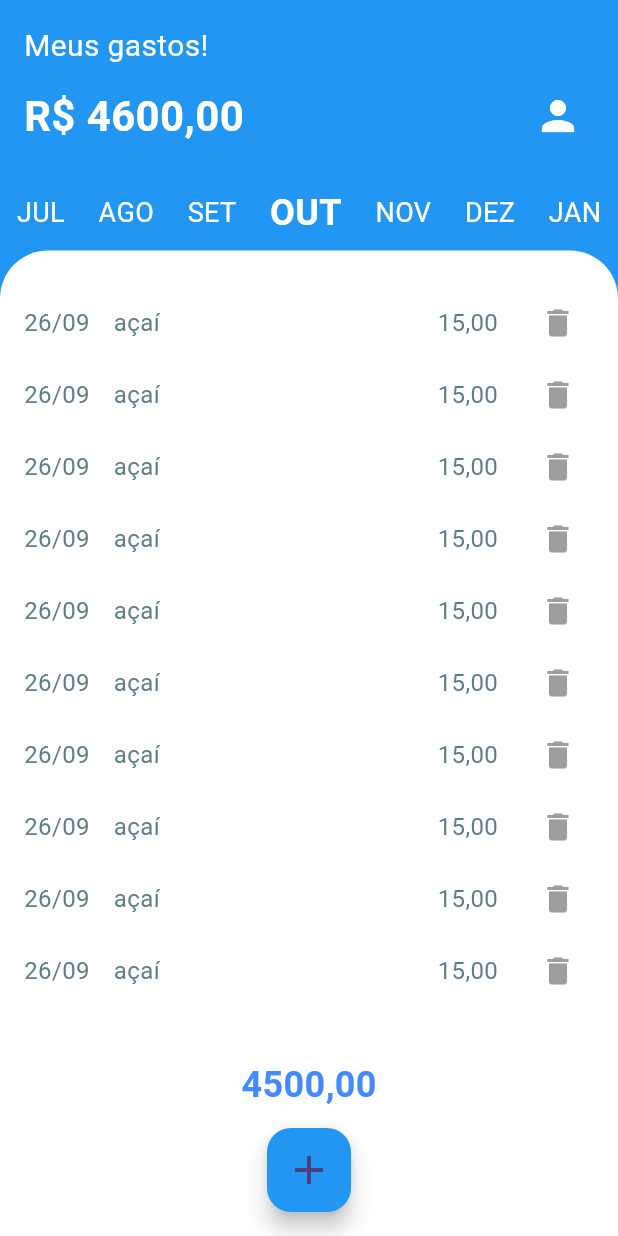
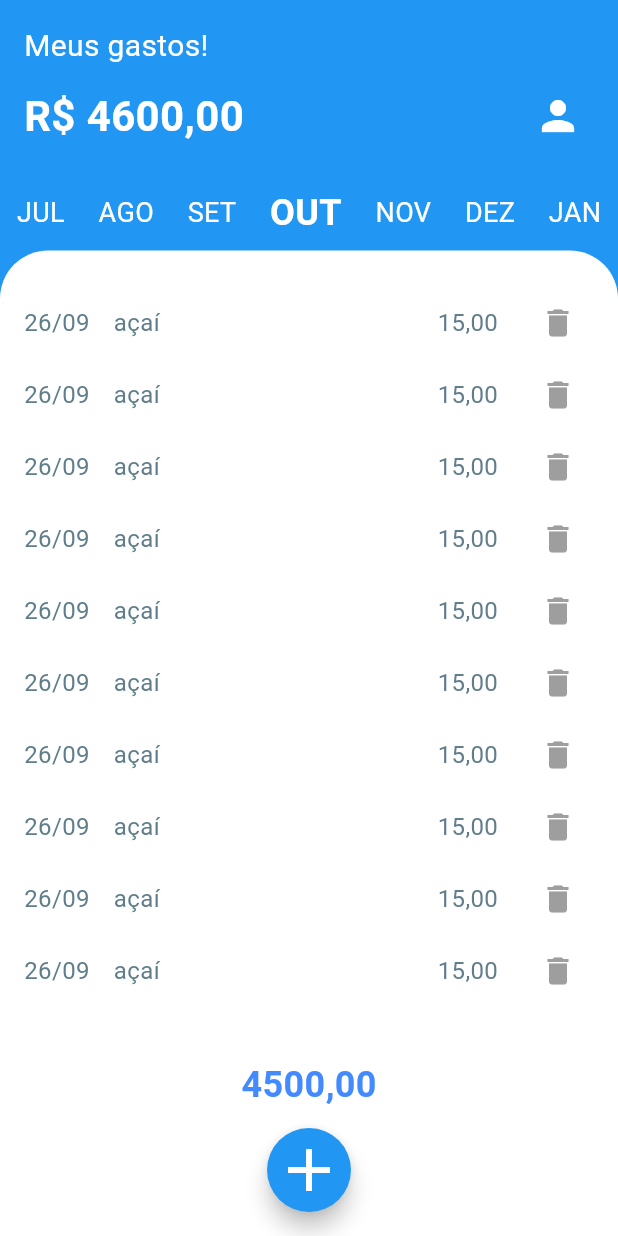
Before and after one commit to RodrigoFigueiredo346/counter, a Flutter app: the screen it shows after launch, on a phone screen of 412 x 824 dp. Run offline on Flutter 3.47's test engine with Material 3 defaults, Android fonts, the phone set to English and light mode, and no system bars.

Commit message:
refactor: ajustando floatingActionButton

```diff
--- a/lib/home.dart
+++ b/lib/home.dart
@@ -18,8 +18,13 @@ class ExpensesPage extends StatelessWidget {
         onPressed: () {
           // Ação para adicionar novo item
         },
+        shape: const CircleBorder(),
         backgroundColor: Colors.blue,
-        child: const Icon(Icons.add, size: 32),
+        child: const Icon(
+          Icons.add,
+          color: Colors.white,
+          size: 48,
+        ),
       ),
       floatingActionButtonLocation: FloatingActionButtonLocation.centerFloat,
     );
```
Also changed, not shown: lib/main.dart (line endings or trailing spaces), 8 other files.
